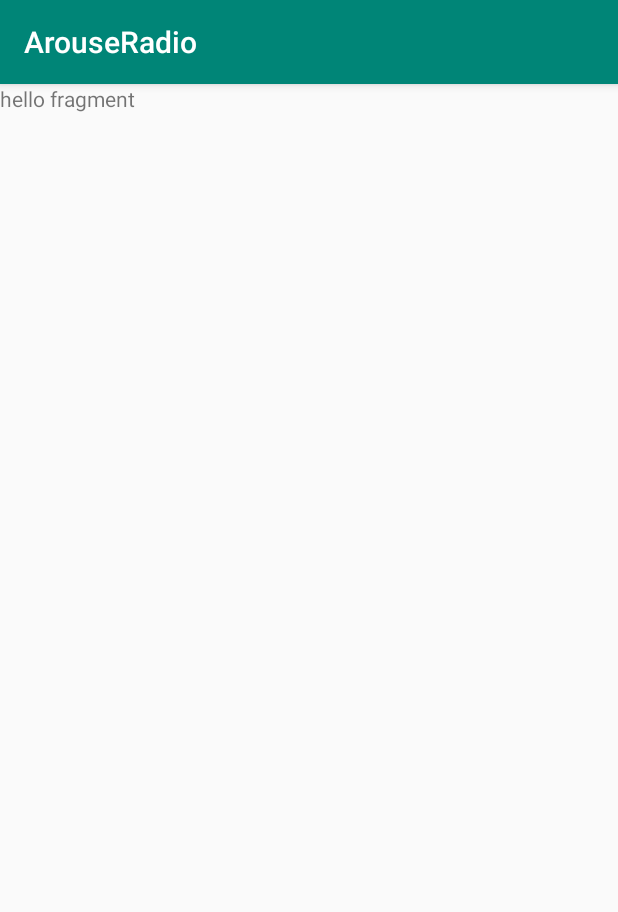
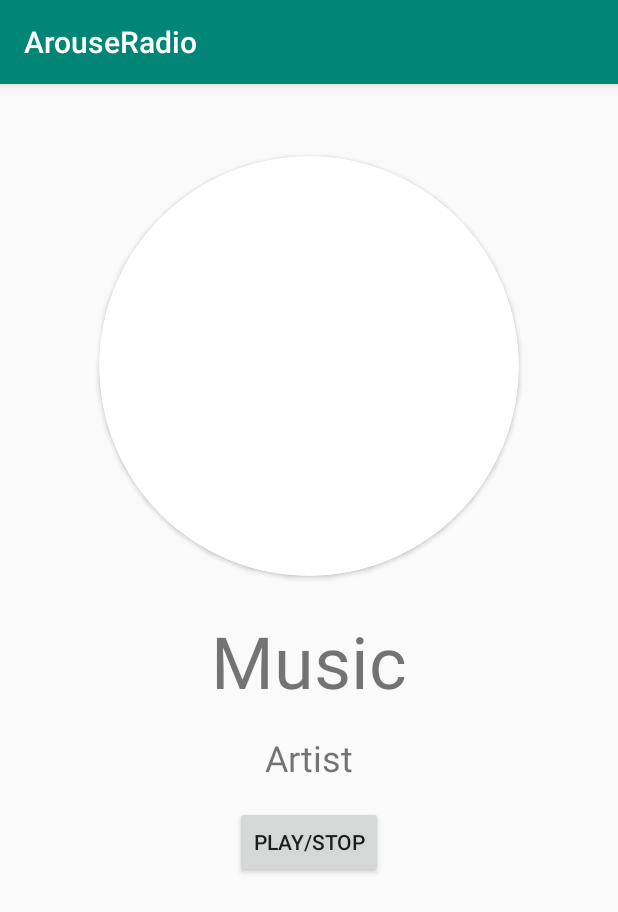
Before and after one commit to codeThatCaresOSU/CTCArouseRadioAndroid, an Android app: the screen it shows after launch (MainActivity), on a phone screen of 412 x 824 dp. Shown: the top 912 px of the screen. Run offline under Robolectric (Android 15) with nearby library versions, the phone set to English and light mode, and no system bars.

Commit message:
Update layout

```diff
--- a/app/src/main/res/layout/music_player_fragment.xml
+++ b/app/src/main/res/layout/music_player_fragment.xml
@@ -1,13 +1,53 @@
 <?xml version="1.0" encoding="utf-8"?>
-<androidx.constraintlayout.widget.ConstraintLayout
-        xmlns:android="http://schemas.android.com/apk/res/android" xmlns:app="http://schemas.android.com/apk/res-auto"
-        android:orientation="vertical"
+<RelativeLayout
+        xmlns:android="http://schemas.android.com/apk/res/android"
+        xmlns:tools="http://schemas.android.com/tools"
+        xmlns:app="http://schemas.android.com/apk/res-auto"
         android:layout_width="match_parent"
-        android:layout_height="match_parent">
+        android:layout_height="match_parent"
+        tools:context=".MainActivity">
+    <androidx.cardview.widget.CardView
+            android:layout_width="280dp"
+            android:layout_height="280dp"
+            android:layout_centerHorizontal="true"
+            android:layout_marginTop="48dp"
+            app:cardCornerRadius="140dp"
+            android:id="@+id/cover_card_view"
+            android:elevation="48dp">
+
+        <ImageView
+                android:id="@+id/cover_album"
+                android:layout_width="200dp"
+                android:layout_height="200dp"
+                android:layout_gravity="center"/>
+    </androidx.cardview.widget.CardView>
 
     <TextView
-        android:text="hello fragment"
-        android:layout_width="match_parent"
-        android:layout_height="match_parent"/>
+            android:layout_width="wrap_content"
+            android:layout_height="wrap_content"
+            android:id="@+id/name_song"
+            android:layout_below="@+id/cover_card_view"
+            android:layout_centerHorizontal="true"
+            android:layout_marginTop="24dp"
+            android:text="Music"
+            android:textSize="48sp"
+    />
 
-</androidx.constraintlayout.widget.ConstraintLayout>
+    <TextView
+            android:layout_width="wrap_content"
+            android:layout_height="wrap_content"
+            android:id="@+id/name_artist"
+            android:layout_below="@+id/name_song"
+            android:layout_centerHorizontal="true"
+            android:layout_marginTop="16dp"
+            android:text="Artist"
+            android:textSize="24sp"/>
+
+    <Button
+            android:layout_width="wrap_content"
+            android:layout_height="wrap_content"
+            android:text="play/stop"
+            android:layout_below="@id/name_artist"
+            android:layout_centerHorizontal="true"
+            android:layout_marginTop="16dp"/>
+</RelativeLayout>
```
